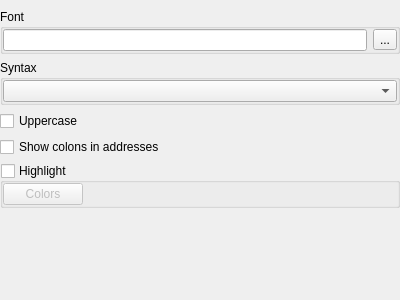
This is xdisasmviewoptionswidget.ui in horsicq/XDisasmView as Qt 5 draws it before an edit. The edited form follows.
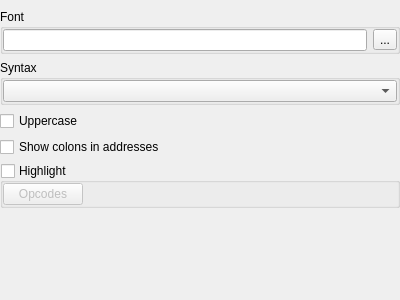
This is the edited form.

What changed in the file:
```diff
--- a/xdisasmviewoptionswidget.ui
+++ b/xdisasmviewoptionswidget.ui
@@ -156,7 +156,7 @@
           <item>
            <widget class="QPushButton" name="pushButtonDisasmColors">
             <property name="text">
-             <string>Colors</string>
+             <string>Opcodes</string>
             </property>
            </widget>
           </item>
```
Left out of the diff: 2 changed lines with no effect on the pictures.
